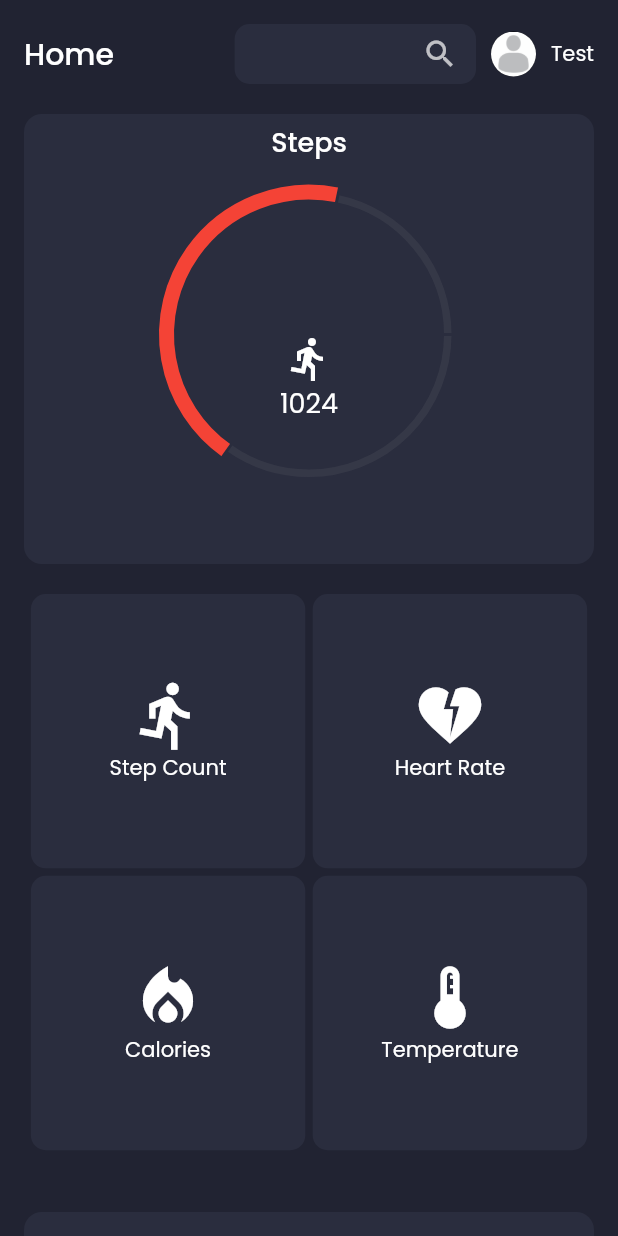
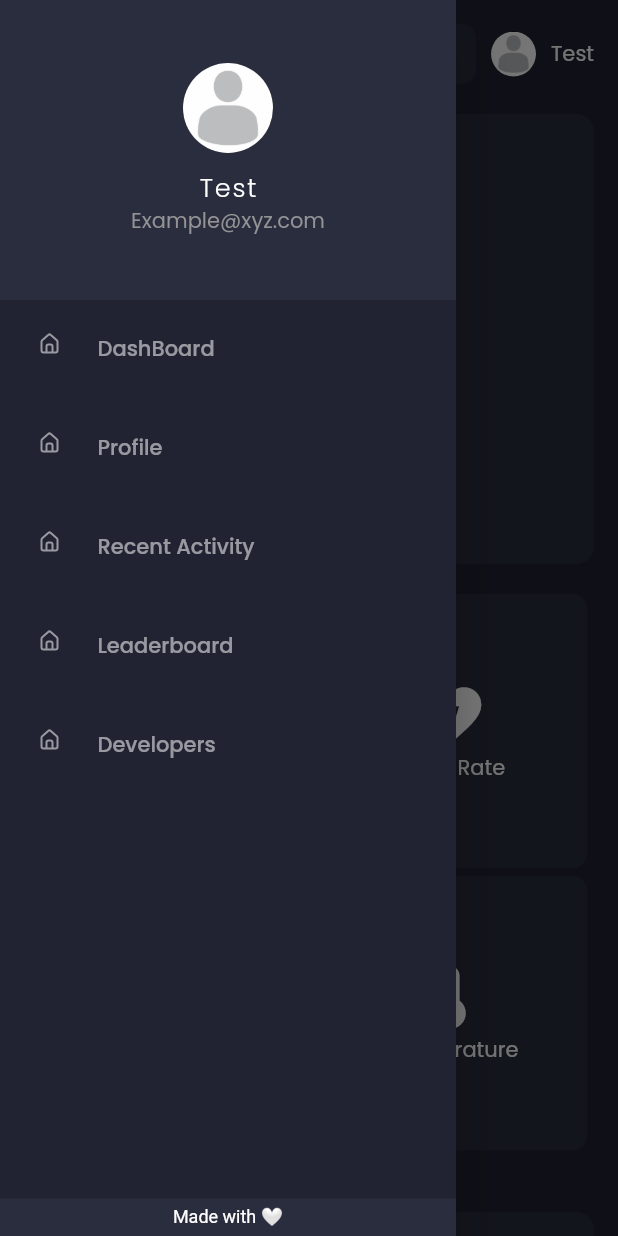
Before and after one commit to KarthikS373/Perfect-Fitness, a Flutter app: the screen it shows after launch, with the side drawer open (before the commit the screen has no drawer), on a phone screen of 412 x 824 dp. Run offline on Flutter 3.47's test engine with Material 2 defaults, Android fonts, the phone set to English and light mode, and no system bars; drawn by our look-alikes of fl_chart; our stand-ins replace flutter_svg, google_fonts.

Commit message:
Fourth commit

```diff
--- /dev/null
+++ b/lib/Models/drawerListOptions.dart
@@ -0,0 +1,21 @@
+import 'package:flutter/material.dart';
+
+class DrawerListOptions {
+  final String svgURL;
+  final String title;
+  final VoidCallback onTap;
+
+  const DrawerListOptions({
+      required this.title,
+      required this.onTap,
+      this.svgURL = "assets/SVG/home.svg"
+  });
+}
+
+List<DrawerListOptions> drawerListOptions = [
+  DrawerListOptions(title: "DashBoard", onTap: (){}),
+  DrawerListOptions(title: "Profile", onTap: (){}),
+  DrawerListOptions(title: "Recent Activity", onTap: (){}),
+  DrawerListOptions(title: "Leaderboard", onTap: (){}),
+  DrawerListOptions(title: "Developers", onTap: (){}),
+];
--- a/lib/Models/profileModel.dart
+++ b/lib/Models/profileModel.dart
@@ -3,12 +3,14 @@ import 'package:flutter/material.dart';
 class Profile {
   final String name, image;
   final double age, height, weight;
+  final String email;
 
   Profile({
+      required this.email,
       required this.name,
       this.image = "assets/Images/defaultProfilePhoto.jpg",
       required this.age,
       required this.height,
       required this.weight
-      });
+  });
 }
--- a/lib/Models/userProfiles.dart
+++ b/lib/Models/userProfiles.dart
@@ -2,7 +2,7 @@ import '../Models/profileModel.dart';
 
 const ROOT = "assets/Images/";
 List<Profile> userProfiles = <Profile>[
-  Profile(name: "Test", age: 16, height: 184, weight: 68),
+  Profile(name: "Test", age: 16, height: 184, weight: 68, email: "Example@xyz.com"),
 ];
 
 Profile currentUser = userProfiles[0];
--- a/lib/Screens/HomeScreen/HomeScreen.dart
+++ b/lib/Screens/HomeScreen/HomeScreen.dart
@@ -2,6 +2,7 @@ import 'package:fitness_monitoring/Screens/HomeScreen/homeGrids.dart';
 import 'package:fitness_monitoring/Screens/HomeScreen/homeHeader.dart';
 import 'package:fitness_monitoring/Screens/HomeScreen/homeRecentActivities.dart';
 import 'package:fitness_monitoring/Screens/HomeScreen/homeStepCount.dart';
+import 'package:fitness_monitoring/Widgets/Drawer/drawer.dart';
 import 'package:flutter/material.dart';
 
 class HomeScreen extends StatelessWidget {
@@ -10,6 +11,7 @@ class HomeScreen extends StatelessWidget {
   @override
   Widget build(BuildContext context) {
     return Scaffold(
+      drawer: const HomeDrawer(),
       body: SafeArea(
         child: SingleChildScrollView(
           padding: const EdgeInsets.all(16.0),
--- a/lib/Screens/HomeScreen/homeGrids.dart
+++ b/lib/Screens/HomeScreen/homeGrids.dart
@@ -1,5 +1,5 @@
 import 'package:fitness_monitoring/Models/homeGridOptions.dart';
-import 'package:fitness_monitoring/Utils/colors.dart';
+import 'package:fitness_monitoring/Utils/Theme/colors.dart';
 import 'package:flutter/material.dart';
 import 'dart:math';
 
--- a/lib/Screens/HomeScreen/homeHeader.dart
+++ b/lib/Screens/HomeScreen/homeHeader.dart
@@ -1,5 +1,5 @@
 import 'package:fitness_monitoring/Models/userProfiles.dart';
-import 'package:fitness_monitoring/Utils/colors.dart';
+import 'package:fitness_monitoring/Utils/Theme/colors.dart';
 import 'package:fitness_monitoring/Widgets/Fields/searchField.dart';
 import 'package:flutter/material.dart';
 import 'package:google_fonts/google_fonts.dart';
@@ -11,12 +11,14 @@ class HomeHeader extends StatelessWidget {
   Widget build(BuildContext context) {
     return Row(
       children: [
-        Text(
-          "Home",
-          style: Theme
-              .of(context)
-              .textTheme
-              .headline6,
+        GestureDetector(
+          onTapDown: (details) {
+            Scaffold.of(context).openDrawer();
+          },
+          child: Text(
+            "Home",
+            style: Theme.of(context).textTheme.headline6,
+          ),
         ),
         const Spacer(
           flex: 1,
--- a/lib/Screens/HomeScreen/homeRecentActivities.dart
+++ b/lib/Screens/HomeScreen/homeRecentActivities.dart
@@ -1,7 +1,7 @@
 import 'dart:math';
 
 import 'package:fitness_monitoring/Models/recentActivities.dart';
-import 'package:fitness_monitoring/Utils/colors.dart';
+import 'package:fitness_monitoring/Utils/Theme/colors.dart';
 import 'package:flutter/material.dart';
 import 'package:google_fonts/google_fonts.dart';
 import 'package:intl/intl.dart';
@@ -85,7 +85,7 @@ class _HomeRecentActivitiesState extends State<HomeRecentActivities> {
                         ),
                         const Spacer(),
                         Text(
-                          "${recentActivities[index].caloriesBurnt} cal",
+                          "${recentActivities[index].caloriesBurnt}cal",
                         ),
                       ],
                     ),
@@ -96,7 +96,7 @@ class _HomeRecentActivitiesState extends State<HomeRecentActivities> {
             ),
             Container(
               padding: EdgeInsets.symmetric(
-                horizontal: MediaQuery.of(context).size.width * 0.3456,
+                horizontal: MediaQuery.of(context).size.width * 0.1,
                 vertical: 5,
               ),
               decoration: BoxDecoration(
--- a/lib/Screens/HomeScreen/homeStepCount.dart
+++ b/lib/Screens/HomeScreen/homeStepCount.dart
@@ -1,4 +1,4 @@
-import 'package:fitness_monitoring/Utils/colors.dart';
+import 'package:fitness_monitoring/Utils/Theme/colors.dart';
 import 'package:fl_chart/fl_chart.dart';
 import 'package:flutter/material.dart';
 import 'package:google_fonts/google_fonts.dart';
--- /dev/null
+++ b/lib/Utils/Routes/routes.dart
@@ -0,0 +1,31 @@
+import 'package:fitness_monitoring/Screens/HomeScreen/HomeScreen.dart';
+import 'package:flutter/material.dart';
+
+class RouteManager {
+  static Route<dynamic> generateRoute(RouteSettings settings) {
+    var args;
+    if(settings.arguments != null){
+      args = settings.arguments as Map<String, dynamic>;
+    }
+    switch (settings.name) {
+      case '/':
+        return MaterialPageRoute(
+          builder: (context) => const HomeScreen(),
+        );
+      case '/profile':
+        return MaterialPageRoute(
+          builder: (context) => const HomeScreen(),
+        );
+      case '/recent_activities':
+        return MaterialPageRoute(
+          builder: (context) => const HomeScreen(),
+        );
+      case '/pedometer':
+        return MaterialPageRoute(
+          builder: (context) => const HomeScreen(),
+        );
+      default:
+        throw const FormatException("Out of bound Routing");
+    }
+  }
+}
--- /dev/null
+++ b/lib/Widgets/Drawer/customDrawerList.dart
@@ -0,0 +1,26 @@
+import 'package:fitness_monitoring/Models/drawerListOptions.dart';
+import 'package:fitness_monitoring/Widgets/Drawer/drawerListTile.dart';
+import 'package:flutter/material.dart';
+
+class CustomDrawerList extends StatelessWidget {
+  const CustomDrawerList({Key? key}) : super(key: key);
+
+  @override
+  Widget build(BuildContext context) {
+    return SizedBox(
+      width: double.infinity,
+      height: MediaQuery.of(context).size.height * 0.5,
+      child: ListView.builder(
+        itemBuilder: (context, index) {
+          return DrawerListTile(
+            width: double.infinity,
+            title: drawerListOptions[index].title,
+            onTap: drawerListOptions[index].onTap,
+            svgURL: drawerListOptions[index].svgURL,
+          );
+        },
+        itemCount: drawerListOptions.length,
+      ),
+    );
+  }
+}
--- /dev/null
+++ b/lib/Widgets/Drawer/drawer.dart
@@ -0,0 +1,29 @@
+import 'package:fitness_monitoring/Utils/Theme/colors.dart';
+import 'package:fitness_monitoring/Widgets/Drawer/customDrawerList.dart';
+import 'package:fitness_monitoring/Widgets/Drawer/drawerHeader.dart';
+import 'package:fitness_monitoring/Widgets/Drawer/drawerPostCreds.dart';
+import 'package:flutter/material.dart';
+
+class HomeDrawer extends StatelessWidget {
+  const HomeDrawer({Key? key}) : super(key: key);
+
+  @override
+  Widget build(BuildContext context) {
+    return SafeArea(
+      child: Drawer(
+        child: Container(
+          height: MediaQuery.of(context).size.height,
+          color: bgColor,
+          child: Column(
+            children: const [
+              CustomDrawerHeader(),
+              CustomDrawerList(),
+              Spacer(),
+              DrawerPostCredits(),
+            ],
+          ),
+        ),
+      ),
+    );
+  }
+}
--- /dev/null
+++ b/lib/Widgets/Drawer/drawerHeader.dart
@@ -0,0 +1,48 @@
+import 'package:fitness_monitoring/Models/userProfiles.dart';
+import 'package:fitness_monitoring/Utils/Theme/colors.dart';
+import 'package:flutter/material.dart';
+import 'package:google_fonts/google_fonts.dart';
+
+class CustomDrawerHeader extends StatelessWidget {
+  const CustomDrawerHeader({
+    Key? key,
+  }) : super(key: key);
+
+  @override
+  Widget build(BuildContext context) {
+    return Container(
+      height: 200,
+      width: double.infinity,
+      decoration: const BoxDecoration(
+        color: secondaryColor,
+      ),
+      child: Column(
+        mainAxisAlignment: MainAxisAlignment.center,
+        crossAxisAlignment: CrossAxisAlignment.center,
+        children: [
+          CircleAvatar(
+            backgroundImage: AssetImage(
+              currentUser.image,
+            ),
+            maxRadius: 30,
+          ),
+          const SizedBox(
+            height: 10,
+          ),
+          Text(
+            currentUser.name,
+            style: GoogleFonts.poppins(
+              fontSize: 17,
+              fontWeight: FontWeight.w300,
+              letterSpacing: 1.2,
+            ),
+          ),
+          Text(
+            currentUser.email,
+            style: TextStyle(color: Colors.grey.withOpacity(0.9)),
+          ),
+        ],
+      ),
+    );
+  }
+}
--- a/lib/Widgets/Drawer/drawerListTile.dart
+++ b/lib/Widgets/Drawer/drawerListTile.dart
@@ -12,12 +12,16 @@ class DrawerListTile extends StatelessWidget {
       required this.width,
       required this.title,
       required this.onTap,
-      required this.svgURL})
+      this.svgURL = "assets/SVG/home.svg"})
       : super(key: key);
 
   @override
   Widget build(BuildContext context) {
     return ListTile(
+      contentPadding: const EdgeInsets.symmetric(
+        vertical: 5,
+        horizontal: 25,
+      ),
       onTap: onTap,
       horizontalTitleGap: 0,
       leading: SvgPicture.asset(
--- /dev/null
+++ b/lib/Widgets/Drawer/drawerPostCreds.dart
@@ -0,0 +1,31 @@
+import 'package:fitness_monitoring/Utils/Theme/colors.dart';
+import 'package:flutter/material.dart';
+import 'package:google_fonts/google_fonts.dart';
+
+class DrawerPostCredits extends StatelessWidget {
+  const DrawerPostCredits({Key? key}) : super(key: key);
+
+  @override
+  Widget build(BuildContext context) {
+    return Container(
+      height: 25,
+      width: double.infinity,
+      decoration: const BoxDecoration(
+        color: secondaryColor,
+      ),
+      child: Row(
+        mainAxisAlignment: MainAxisAlignment.center,
+        crossAxisAlignment: CrossAxisAlignment.center,
+        children: [
+          Text(
+            "Made with 🤍",
+            style: GoogleFonts.aBeeZee(
+              fontSize: 12,
+              color: Colors.white,
+            ),
+          ),
+        ],
+      ),
+    );
+  }
+}
--- a/lib/Widgets/Fields/searchField.dart
+++ b/lib/Widgets/Fields/searchField.dart
@@ -1,4 +1,4 @@
-import 'package:fitness_monitoring/Utils/colors.dart';
+import 'package:fitness_monitoring/Utils/Theme/colors.dart';
 import 'package:flutter/material.dart';
 
 class SearchField extends StatelessWidget {
--- a/lib/main.dart
+++ b/lib/main.dart
@@ -1,5 +1,6 @@
 import 'package:fitness_monitoring/Screens/HomeScreen/HomeScreen.dart';
-import 'package:fitness_monitoring/Utils/colors.dart';
+import 'package:fitness_monitoring/Utils/Routes/routes.dart';
+import 'package:fitness_monitoring/Utils/Theme/colors.dart';
 import 'package:flutter/material.dart';
 import 'package:google_fonts/google_fonts.dart';
 
@@ -19,7 +20,8 @@ class MyApp extends StatelessWidget {
             .apply(bodyColor: Colors.white),
         canvasColor: secondaryColor,
       ),
-      home: const HomeScreen(),
+      initialRoute: '/',
+      onGenerateRoute: RouteManager.generateRoute,
       debugShowCheckedModeBanner: false,
     );
   }
--- a/pubspec.yaml
+++ b/pubspec.yaml
@@ -65,6 +65,7 @@ flutter:
   # To add assets to your application, add an assets section, like this:
   assets:
     - assets/Images/
+    - assets/SVG/
   #   - images/a_dot_ham.jpeg
 
   # An image asset can refer to one or more resolution-specific "variants", see
```
Also changed, not shown: lib/Models/recentActivities.dart (+20 -10 lines), assets/SVG/home.svg (added), lib/Utils/Theme/colors.dart (renamed from lib/Utils/colors.dart).
